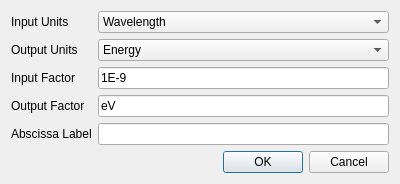
First picture: the form in Vespucci/GUI/Processing/abscissatransformdialog.ui, repository VespucciProject/Vespucci, before the edit.
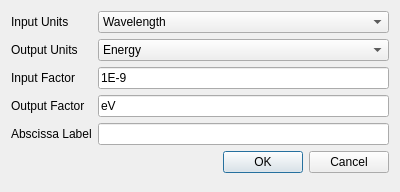
Second picture: the form after the edit.

Diff of the .ui file:
```diff
--- a/Vespucci/GUI/Processing/abscissatransformdialog.ui
+++ b/Vespucci/GUI/Processing/abscissatransformdialog.ui
@@ -7,7 +7,7 @@
     <x>0</x>
     <y>0</y>
     <width>400</width>
-    <height>179</height>
+    <height>192</height>
    </rect>
   </property>
   <property name="windowTitle">
@@ -15,7 +15,7 @@
   </property>
   <layout class="QFormLayout" name="formLayout">
    <item row="0" column="1">
-    <widget class="QComboBox" name="outUnitsComboBox">
+    <widget class="QComboBox" name="inUnitsComboBox">
      <item>
       <property name="text">
        <string>Wavelength</string>
@@ -39,7 +39,7 @@
     </widget>
    </item>
    <item row="1" column="1">
-    <widget class="QComboBox" name="comboBox_2">
+    <widget class="QComboBox" name="outUnitsComboBox">
      <item>
       <property name="text">
        <string>Energy</string>
```
